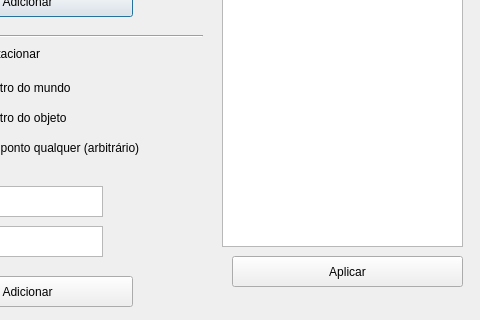
alanludke/computer_graphics, file src/view/transform_object_gui.ui: the form before one commit; both pictures show x 128 to 608 and y 234 to 554 of the 608 by 554 pixel window.
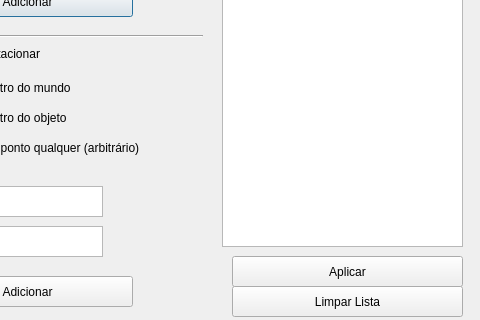
The form after the commit.

Commit message: adcionada função de limpar lista de transformações

Patch:
```diff
--- a/src/view/transform_object_gui.ui
+++ b/src/view/transform_object_gui.ui
@@ -370,6 +370,19 @@
     <string>Adicionar</string>
    </property>
   </widget>
+  <widget class="QPushButton" name="btn_clear_list_transformation">
+   <property name="geometry">
+    <rect>
+     <x>360</x>
+     <y>520</y>
+     <width>231</width>
+     <height>31</height>
+    </rect>
+   </property>
+   <property name="text">
+    <string>Limpar Lista</string>
+   </property>
+  </widget>
  </widget>
  <resources/>
  <connections/>
```
The commit also changes 3 other files.
